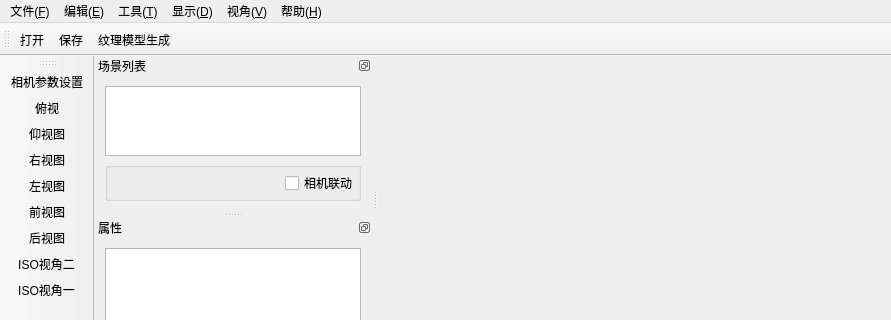
Old version of the form ui_templates/mainwindow.ui in the repository JloveU/IGITLandscapeViewer; both pictures show x 0 to 891 and y 0 to 320 of the 891 by 602 pixel window.
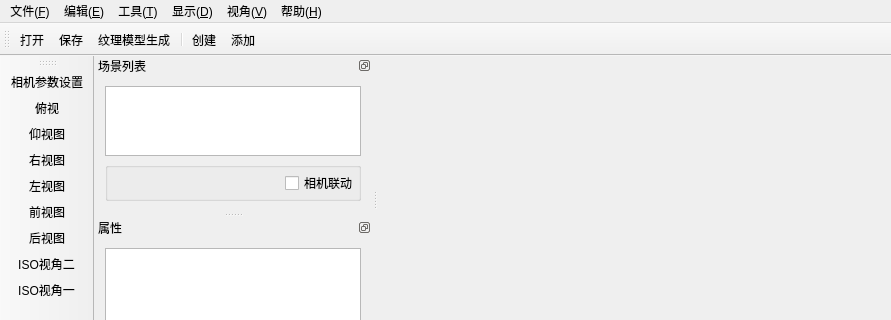
New version of the form. Icons and pictures are not drawn. Custom widgets are drawn as their Qt base class.

Commit message: **修改创建及添加物体的操作流程** 1. 添加创建物体和添加子物体的工具栏按钮，修改创建及添加的流程； 2. 修改各种标记物体的图标；

Diff of the .ui file:
```diff
--- a/ui_templates/mainwindow.ui
+++ b/ui_templates/mainwindow.ui
@@ -131,6 +131,9 @@
    <addaction name="actionOpen"/>
    <addaction name="actionSave"/>
    <addaction name="actionTextureGeneration"/>
+   <addaction name="separator"/>
+   <addaction name="actionCreateMarkedObjectBag"/>
+   <addaction name="actionAddMarkedObject"/>
   </widget>
   <widget class="QStatusBar" name="statusBar"/>
   <widget class="QToolBar" name="toolBarView">
@@ -585,6 +588,24 @@
     <string>选点</string>
    </property>
   </action>
+  <action name="actionCreateMarkedObjectBag">
+   <property name="icon">
+    <iconset resource="../mainwindow.qrc">
+     <normaloff>:/MarkObject/images/moCreate.png</normaloff>:/MarkObject/images/moCreate.png</iconset>
+   </property>
+   <property name="text">
+    <string>创建</string>
+   </property>
+  </action>
+  <action name="actionAddMarkedObject">
+   <property name="icon">
+    <iconset resource="../mainwindow.qrc">
+     <normaloff>:/MarkObject/images/moAdd.png</normaloff>:/MarkObject/images/moAdd.png</iconset>
+   </property>
+   <property name="text">
+    <string>添加</string>
+   </property>
+  </action>
  </widget>
  <layoutdefault spacing="6" margin="11"/>
  <customwidgets>
```
Left out of the diff: 2 changed lines with no effect on the pictures. The commit also changes 23 other files.
